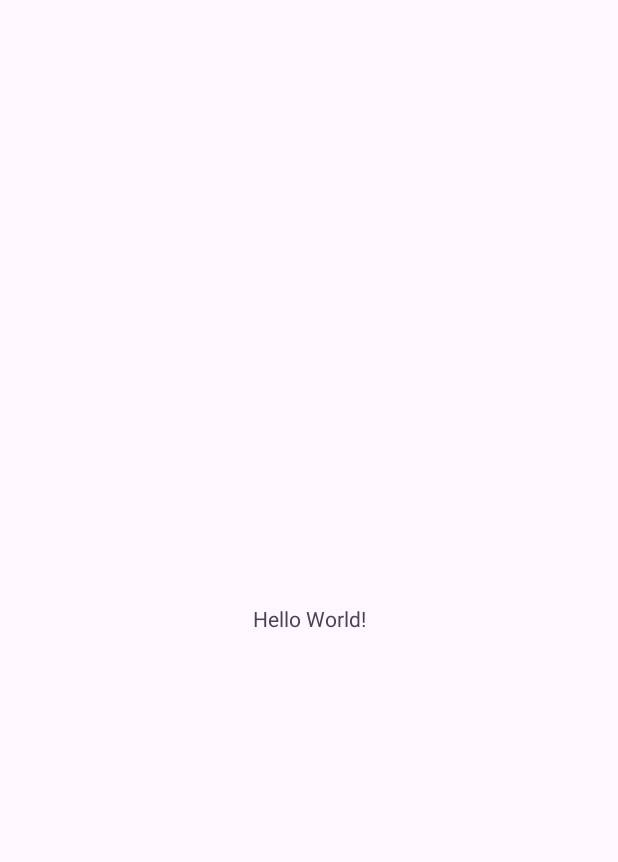
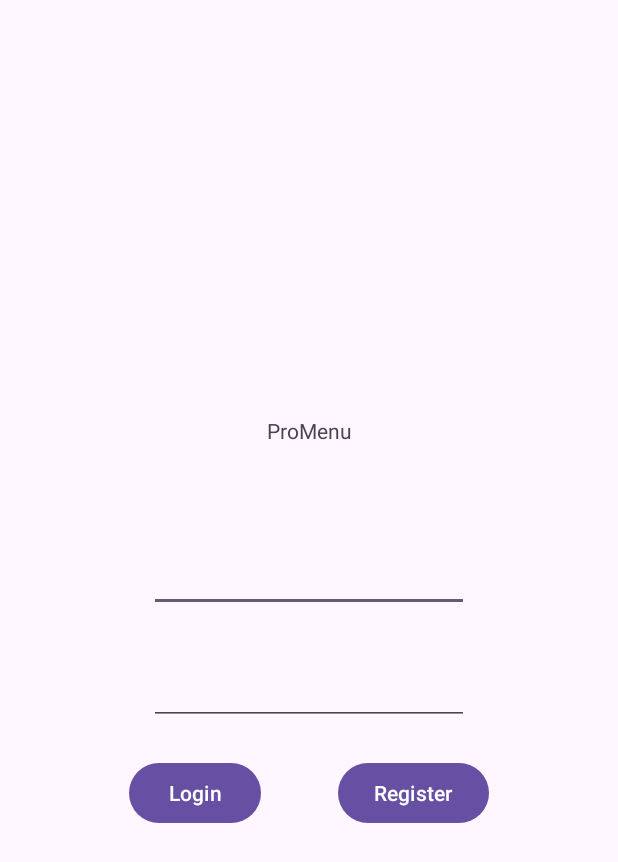
Before and after one commit to Shira-tori/ProMenu, an Android app: the screen it shows after launch (MainActivity), on a phone screen of 412 x 824 dp. Before the commit the part shown is almost empty. Shown: the top 862 px of the screen. Run offline under Robolectric (Android 15) with nearby library versions, the light colour scheme and no system bars.

Commit message:
Login Screen

```diff
--- a/app/src/main/res/layout/activity_main.xml
+++ b/app/src/main/res/layout/activity_main.xml
@@ -7,13 +7,62 @@
     android:layout_height="match_parent"
     tools:context=".MainActivity">
 
-    <TextView
+    <Button
+        android:id="@+id/button4"
         android:layout_width="wrap_content"
         android:layout_height="wrap_content"
-        android:text="Hello World!"
+        android:layout_marginEnd="35dp"
+        android:layout_marginBottom="250dp"
+        android:text="Register"
+        app:layout_constraintBottom_toBottomOf="parent"
+        app:layout_constraintEnd_toEndOf="parent"
+        app:layout_constraintStart_toEndOf="@+id/button3"
+        app:layout_constraintTop_toBottomOf="@+id/editTextTextEmailAddress3" />
+
+    <TextView
+        android:id="@+id/textView4"
+        android:layout_width="wrap_content"
+        android:layout_height="wrap_content"
+        android:layout_marginBottom="250dp"
+        android:text="ProMenu"
         app:layout_constraintBottom_toBottomOf="parent"
         app:layout_constraintEnd_toEndOf="parent"
         app:layout_constraintStart_toStartOf="parent"
         app:layout_constraintTop_toTopOf="parent" />
 
+    <EditText
+        android:id="@+id/editTextTextEmailAddress2"
+        android:layout_width="wrap_content"
+        android:layout_height="wrap_content"
+        android:layout_marginBottom="350dp"
+        android:ems="10"
+        android:inputType="textEmailAddress"
+        app:layout_constraintBottom_toBottomOf="parent"
+        app:layout_constraintEnd_toEndOf="parent"
+        app:layout_constraintStart_toStartOf="parent"
+        app:layout_constraintTop_toBottomOf="@+id/textView4" />
+
+    <EditText
+        android:id="@+id/editTextTextEmailAddress3"
+        android:layout_width="wrap_content"
+        android:layout_height="wrap_content"
+        android:layout_marginBottom="200dp"
+        android:ems="10"
+        android:inputType="textEmailAddress"
+        app:layout_constraintBottom_toBottomOf="parent"
+        app:layout_constraintEnd_toEndOf="parent"
+        app:layout_constraintStart_toStartOf="parent"
+        app:layout_constraintTop_toBottomOf="@+id/textView4" />
+
+    <Button
+        android:id="@+id/button3"
+        android:layout_width="wrap_content"
+        android:layout_height="wrap_content"
+        android:layout_marginStart="35dp"
+        android:layout_marginBottom="250dp"
+        android:text="Login"
+        app:layout_constraintBottom_toBottomOf="parent"
+        app:layout_constraintEnd_toStartOf="@+id/button4"
+        app:layout_constraintStart_toStartOf="parent"
+        app:layout_constraintTop_toBottomOf="@+id/editTextTextEmailAddress3" />
 </androidx.constraintlayout.widget.ConstraintLayout>
```
